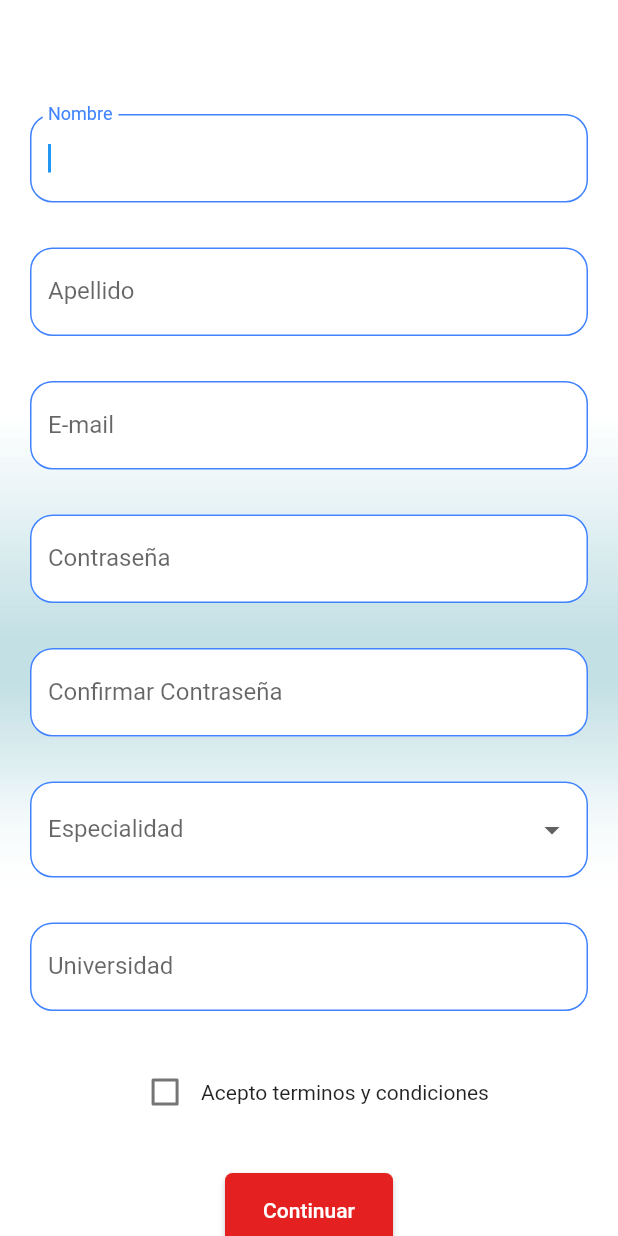
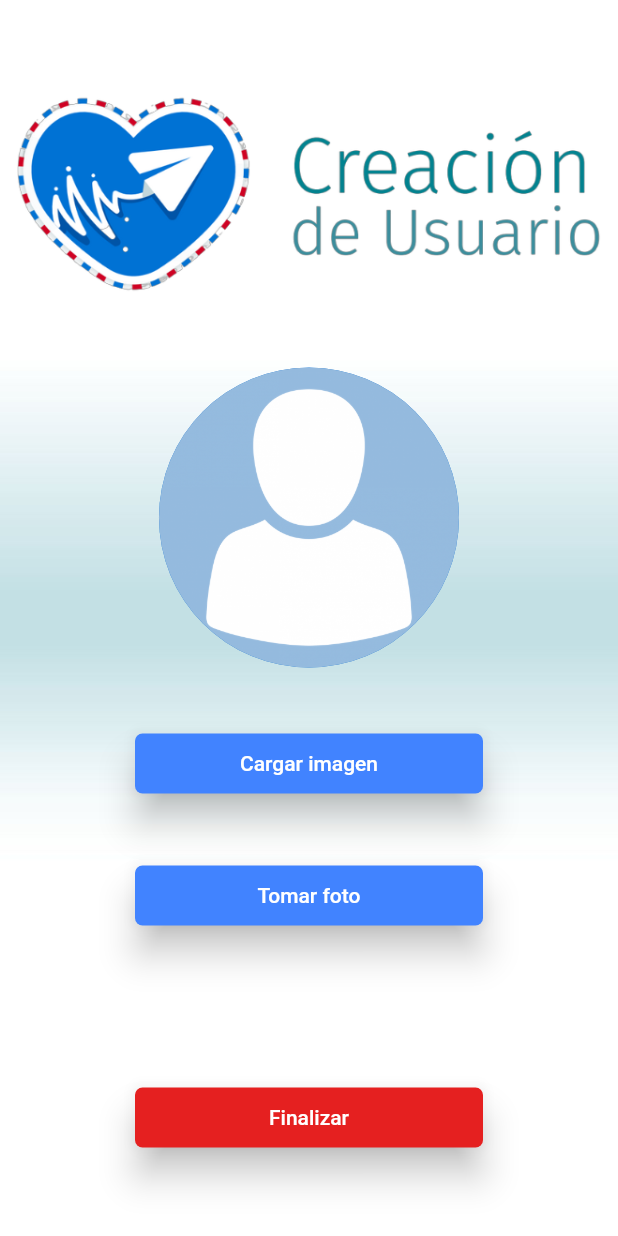
Before and after one commit to AlejandroCardozoCode/Proyecto_de_grado, a Flutter app: the screen it shows after launch, on a phone screen of 412 x 824 dp. Run offline on Flutter 3.47's test engine with Material 2 defaults, Android fonts, the phone set to English and light mode, and no system bars.

Commit message:
pantalla foto perfil

```diff
--- a/electrocardio/lib/main.dart
+++ b/electrocardio/lib/main.dart
@@ -13,10 +13,11 @@ class MyApp extends StatelessWidget {
     return MaterialApp(
       debugShowCheckedModeBanner: false,
       title: 'Material App',
-      initialRoute: "register",
+      initialRoute: "profilePicture",
       routes: {
         "register": (context) => const RegistryScreen(),
         "login": (context) => const LoginScreen(),
+        "profilePicture": (context) => const ProfilePictureScreen(),
       },
       theme: ThemeApp.light,
     );
--- /dev/null
+++ b/electrocardio/lib/screens/profile_picture_screen.dart
@@ -0,0 +1,84 @@
+// ignore_for_file: prefer_const_constructors
+
+import 'package:electrocardio/theme/theme.dart';
+import 'package:flutter/material.dart';
+import 'package:flutter/src/foundation/key.dart';
+import 'package:flutter/src/widgets/framework.dart';
+
+class ProfilePictureScreen extends StatelessWidget {
+  const ProfilePictureScreen({Key? key}) : super(key: key);
+
+  @override
+  Widget build(BuildContext context) {
+    return Scaffold(
+      body: Container(
+        width: MediaQuery.of(context).size.width,
+        height: MediaQuery.of(context).size.height,
+        decoration: const BoxDecoration(
+          image: DecorationImage(
+            image: AssetImage("assets/img/app_background.jpg"),
+            fit: BoxFit.fill,
+          ),
+        ),
+        child: Column(
+          mainAxisAlignment: MainAxisAlignment.center,
+          children: [
+            const Image(
+              image: AssetImage("assets/img/user_creation_logo.png"),
+              height: 150,
+            ),
+            const SizedBox(
+              height: 40,
+            ),
+            const CircleAvatar(
+              maxRadius: 100,
+              backgroundImage: AssetImage("assets/img/profile_placeholder.png"),
+            ),
+            const SizedBox(
+              height: 40,
+            ),
+            ElevatedButton(
+              style: ElevatedButton.styleFrom(
+                primary: ThemeApp.primary,
+              ),
+              onPressed: () {},
+              child: const SizedBox(
+                height: 40,
+                width: 200,
+                child: Center(child: Text("Cargar imagen")),
+              ),
+            ),
+            const SizedBox(
+              height: 40,
+            ),
+            ElevatedButton(
+              style: ElevatedButton.styleFrom(
+                primary: ThemeApp.primary,
+              ),
+              onPressed: () {},
+              child: const SizedBox(
+                height: 40,
+                width: 200,
+                child: Center(child: Text("Tomar foto")),
+              ),
+            ),
+            const SizedBox(
+              height: 100,
+            ),
+            ElevatedButton(
+              style: ElevatedButton.styleFrom(
+                primary: ThemeApp.appRed,
+              ),
+              onPressed: () {},
+              child: SizedBox(
+                height: 40,
+                width: 200,
+                child: Center(child: Text("Finalizar")),
+              ),
+            )
+          ],
+        ),
+      ),
+    );
+  }
+}
--- a/electrocardio/lib/screens/register_screen.dart
+++ b/electrocardio/lib/screens/register_screen.dart
@@ -31,7 +31,7 @@ class _RegistryScreenState extends State<RegistryScreen> {
         decoration: const BoxDecoration(
             image: DecorationImage(
           image: AssetImage("assets/img/app_background.jpg"),
-          fit: BoxFit.cover,
+          fit: BoxFit.fill,
         )),
         child: SingleChildScrollView(
           child: Padding(
--- a/electrocardio/lib/screens/screens.dart
+++ b/electrocardio/lib/screens/screens.dart
@@ -1,2 +1,3 @@
 export 'register_screen.dart';
 export 'login_screen.dart';
+export "profile_picture_screen.dart";
```
Also changed, not shown: electrocardio/assets/img/profile_placeholder.png (added), electrocardio/assets/img/user_creation_logo.png (added).
